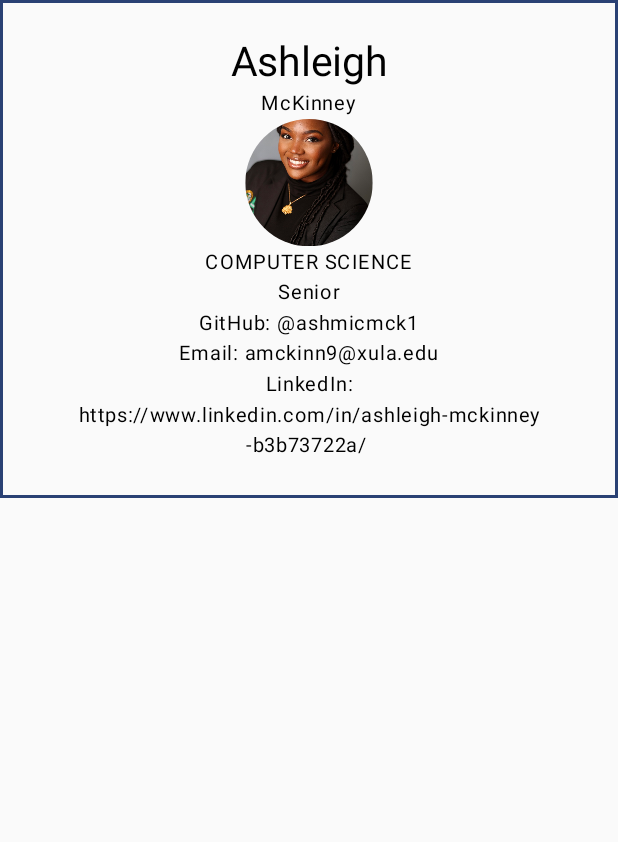
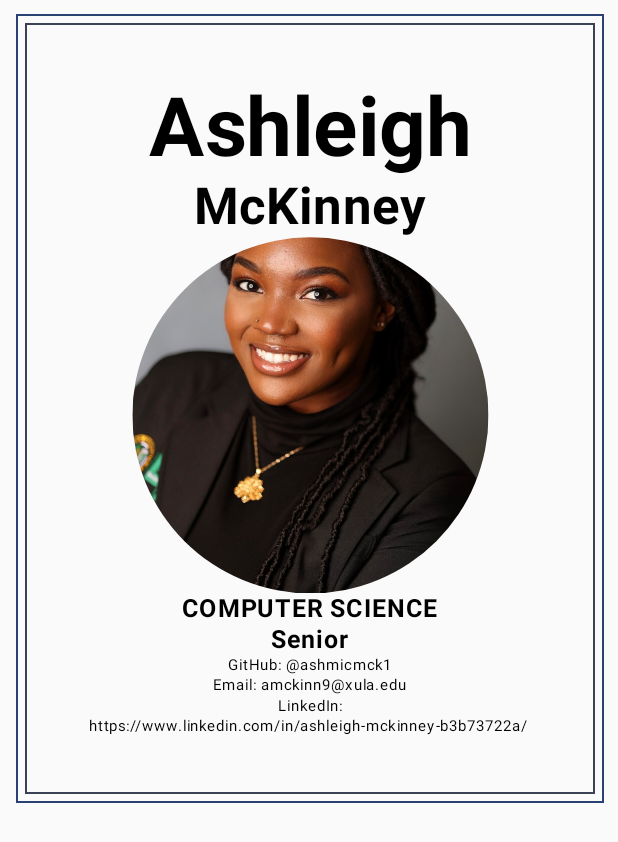
Before and after one commit to ashmicmck1/NameBadge, an Android app built with Jetpack Compose: the screen it shows after launch (MainActivity), on a phone screen of 412 x 824 dp. Shown: the top 842 px of the screen. Run offline under Robolectric (Android 15) with nearby library versions, the phone set to English and light mode, and no system bars.

Commit message:
Adjusting sizes of all elements to match that of the Figma design

```diff
--- a/app/src/main/java/com/amckinn9/namebadge/MainActivity.kt
+++ b/app/src/main/java/com/amckinn9/namebadge/MainActivity.kt
@@ -3,10 +3,10 @@ package com.amckinn9.namebadge
 import android.os.Bundle
 import androidx.activity.ComponentActivity
 import androidx.activity.compose.setContent
-import androidx.activity.enableEdgeToEdge
 import androidx.compose.foundation.Image
 import androidx.compose.foundation.border
 import androidx.compose.foundation.layout.Column
+import androidx.compose.foundation.layout.padding
 import androidx.compose.foundation.layout.size
 import androidx.compose.foundation.shape.CircleShape
 import androidx.compose.material3.MaterialTheme
@@ -16,17 +16,20 @@ import androidx.compose.ui.Alignment
 import androidx.compose.ui.Modifier
 import androidx.compose.ui.draw.clip
 import androidx.compose.ui.draw.scale
+import androidx.compose.ui.graphics.graphicsLayer
 import androidx.compose.ui.layout.ContentScale
 import androidx.compose.ui.res.painterResource
+import androidx.compose.ui.text.font.FontWeight
 import androidx.compose.ui.text.style.TextAlign
 import androidx.compose.ui.tooling.preview.Preview
 import androidx.compose.ui.unit.dp
+import androidx.compose.ui.unit.sp
 import com.amckinn9.namebadge.ui.theme.NameBadgeTheme
 
 class MainActivity : ComponentActivity() {
     override fun onCreate(savedInstanceState: Bundle?) {
         super.onCreate(savedInstanceState)
-        enableEdgeToEdge()
+
         setContent {
             NameBadgeTheme {
                 NameBadgeInfo()
@@ -37,13 +40,25 @@ class MainActivity : ComponentActivity() {
 
 @Composable
 fun NameBadgeInfo() {
-    //Outer Column
+    //Outer Frame
     Column(
+        modifier = Modifier
+            .padding(10.dp)
+            .graphicsLayer(
+                translationX = 1f,  // Adjust position horizontally
+                translationY = -1f   // Adjust position vertically
+            )
+            .border(width = 1.dp,
+                color = MaterialTheme.colorScheme.primary),
         horizontalAlignment = Alignment.CenterHorizontally,
-        verticalArrangement = androidx.compose.foundation.layout.Arrangement.Center) {
+        verticalArrangement = androidx.compose.foundation.layout.Arrangement.Center,
+
+        ) {
+        //Inner Frame
         Column( modifier = Modifier
-            .border(width = 2.dp,
-                    color = MaterialTheme.colorScheme.primary)
+            .padding(6.dp)
+            .border(width = 1.dp,
+                    color = MaterialTheme.colorScheme.secondary)
             .scale(.85f),
             horizontalAlignment = Alignment.CenterHorizontally,
             verticalArrangement = androidx.compose.foundation.layout.Arrangement.Center
@@ -51,15 +66,29 @@ fun NameBadgeInfo() {
             Text(
                 text = "Ashleigh",
                 style = MaterialTheme.typography.headlineLarge,
+                fontSize = 64.sp,
+                fontWeight = FontWeight.Bold
             )
-            Text(text = "McKinney")
+            Text(text = "McKinney",
+                fontSize = 40.sp,
+                fontWeight = FontWeight.Bold)
             BadgePhoto()
-            Text(text = "COMPUTER SCIENCE")
-            Text(text = "Senior")
-            Text(text = "GitHub: @ashmicmck1")
-            Text(text = "Email: amckinn9@xula.edu")
+            Text(text = "COMPUTER SCIENCE",
+                fontSize = 20.sp,
+                fontWeight = FontWeight.Bold)
+            Text(text = "Senior",
+                fontSize = 20.sp,
+                fontWeight = FontWeight.Bold)
+            Text(text = "GitHub: @ashmicmck1",
+                fontSize = 12.sp,
+                style = MaterialTheme.typography.bodySmall)
+            Text(text = "Email: amckinn9@xula.edu",
+                fontSize = 12.sp,
+                style = MaterialTheme.typography.bodySmall)
             Text(text = "LinkedIn: https://www.linkedin.com/in/ashleigh-mckinney-b3b73722a/ ",
-                textAlign = TextAlign.Center)
+                fontSize = 12.sp,
+                textAlign = TextAlign.Center,
+                style = MaterialTheme.typography.bodySmall)
         }
     }
 }
@@ -69,14 +98,14 @@ fun BadgePhoto() {
     Column(
         horizontalAlignment = Alignment.CenterHorizontally,
         verticalArrangement = androidx.compose.foundation.layout.Arrangement.Center,
-        modifier = Modifier.size(100.dp)
+        modifier = Modifier.size(279.dp)
     ) {
         Image(
             painter = painterResource(R.drawable.badge_photo),
             contentDescription = "Badge picture",
             contentScale = ContentScale.Crop,
             modifier = Modifier
-                .size(200.dp)
+//                .size(279.dp)
                 .clip(CircleShape)
         )
     }
```
